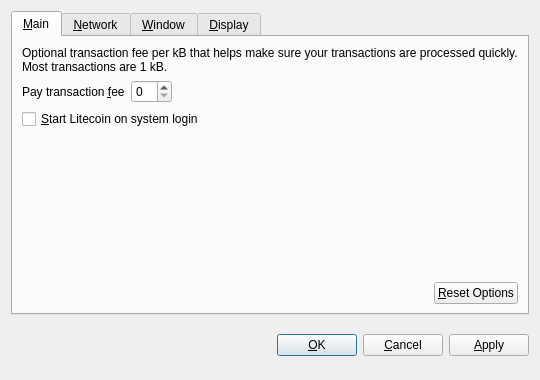
simbacoin/simbacoin, file src/qt/forms/optionsdialog.ui: the form before one commit.
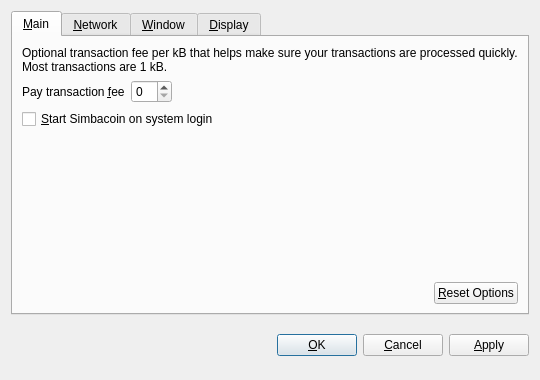
The form after the commit. Custom widgets are drawn as their Qt base class.

Patch:
```diff
--- a/src/qt/forms/optionsdialog.ui
+++ b/src/qt/forms/optionsdialog.ui
@@ -82,7 +82,7 @@
           <string>Automatically start Litecoin after logging in to the system.</string>
          </property>
          <property name="text">
-          <string>&amp;Start Litecoin on system login</string>
+          <string>&amp;Start Simbacoin on system login</string>
          </property>
         </widget>
        </item>
```
Left out of the diff: 10 changed lines with no effect on the pictures.
